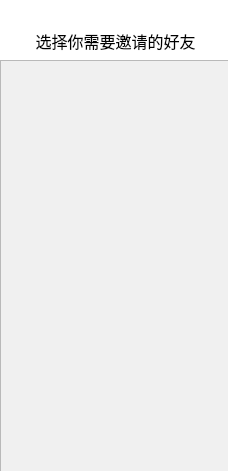
First picture: the form in client/litechat_invitefriend.ui, repository joshmiao/LiteChat, before the edit.
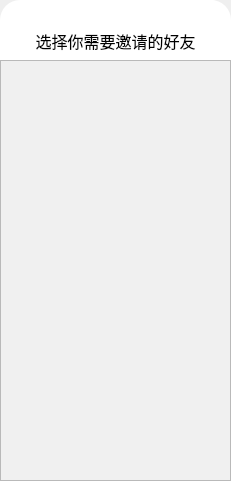
Second picture: the form after the edit. Icons and pictures are not drawn.

What changed in the file:
```diff
--- a/client/litechat_invitefriend.ui
+++ b/client/litechat_invitefriend.ui
@@ -6,15 +6,15 @@
    <rect>
     <x>0</x>
     <y>0</y>
-    <width>228</width>
-    <height>471</height>
+    <width>231</width>
+    <height>481</height>
    </rect>
   </property>
   <property name="windowTitle">
    <string>Form</string>
   </property>
   <property name="styleSheet">
-   <string notr="true">background-color: rgb(255, 255, 255);</string>
+   <string notr="true"/>
   </property>
   <widget class="QLabel" name="label">
    <property name="geometry">
@@ -89,6 +89,26 @@
     <string/>
    </property>
   </widget>
+  <widget class="QWidget" name="widget" native="true">
+   <property name="geometry">
+    <rect>
+     <x>0</x>
+     <y>0</y>
+     <width>231</width>
+     <height>481</height>
+    </rect>
+   </property>
+   <property name="styleSheet">
+    <string notr="true">QWidget#widget{
+background-color: rgb(255, 255, 255);
+border-radius:20px;}</string>
+   </property>
+  </widget>
+  <zorder>widget</zorder>
+  <zorder>label</zorder>
+  <zorder>listWidget</zorder>
+  <zorder>pushButton</zorder>
+  <zorder>pushButton_2</zorder>
  </widget>
  <resources/>
  <connections/>
```
